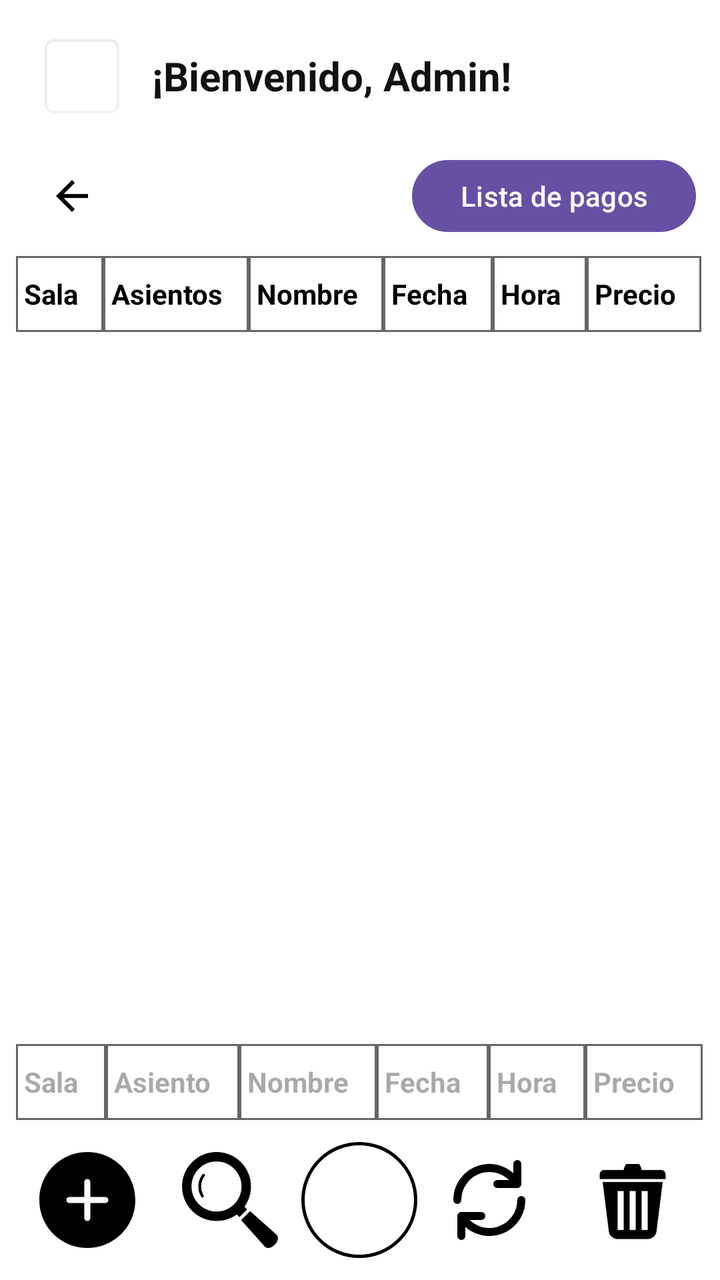
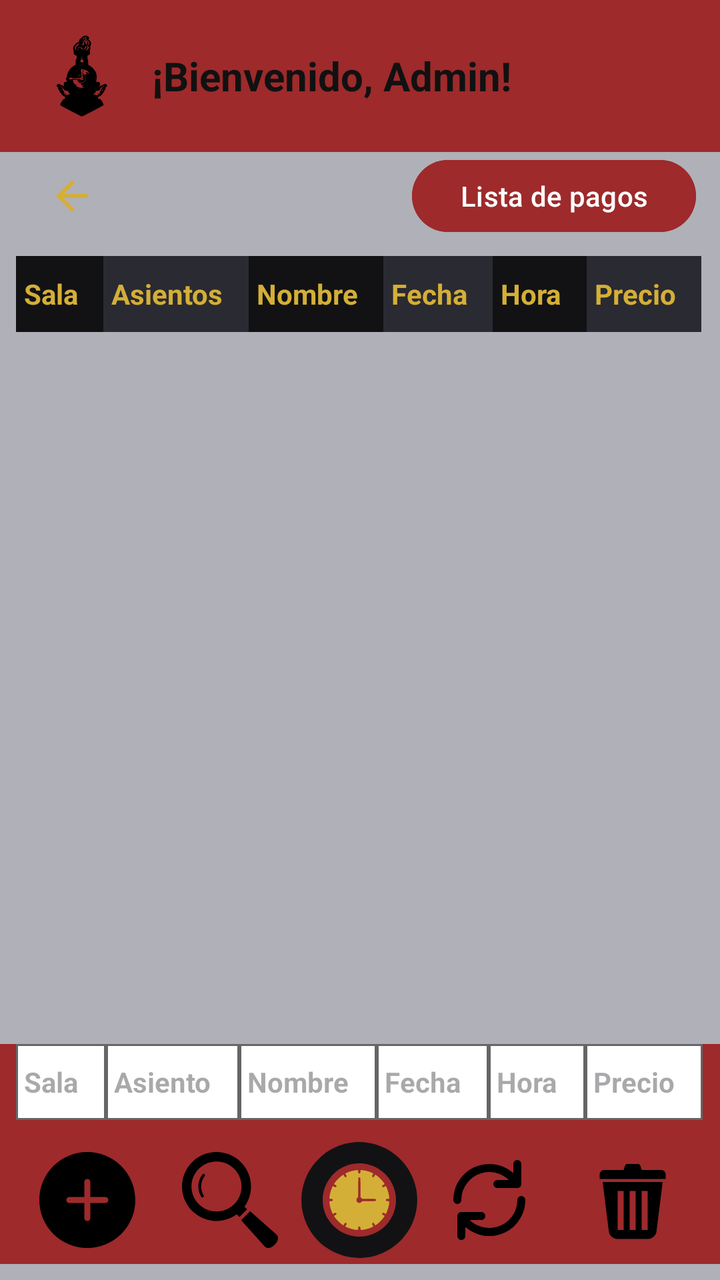

Compare the two renders of this Android layout. The source of the first and the diff that turns it into the second are given below.
<!-- AndroidManifest.xml: application theme Theme.ProyectoFinal -->
<!-- res/layout/activity_interfaz_admin.xml -->
<?xml version="1.0" encoding="utf-8"?>
<ScrollView xmlns:android="http://schemas.android.com/apk/res/android"
    android:id="@+id/main"
    android:layout_width="match_parent"
    android:layout_height="match_parent"
    android:fillViewport="true"
    android:background="#FFFFFF">

    <LinearLayout
        android:layout_width="match_parent"
        android:layout_height="wrap_content"
        android:orientation="vertical"
        android:paddingBottom="8dp">

        
        <LinearLayout
            android:layout_width="match_parent"
            android:layout_height="76dp"
            android:gravity="center_vertical"
            android:orientation="horizontal"
            android:paddingHorizontal="20dp">

            <TextView
                android:layout_width="42dp"
                android:layout_height="42dp"
                android:gravity="center"
                android:text=" "
                android:textColor="#333333"
                android:textSize="28sp"
                android:background="@android:drawable/editbox_background" />

            <TextView
                android:layout_width="wrap_content"
                android:layout_height="wrap_content"
                android:layout_marginStart="14dp"
                android:text="¡Bienvenido, Admin!"
                android:textColor="#111111"
                android:textStyle="bold"
                android:textSize="20sp" />
        </LinearLayout>

        
        <LinearLayout
            android:layout_width="match_parent"
            android:layout_height="44dp"
            android:gravity="center_vertical"
            android:orientation="horizontal"
            android:paddingHorizontal="12dp">

            <ImageButton
                android:id="@+id/btnVolver"
                android:layout_width="48dp"
                android:layout_height="48dp"
                android:background="?attr/selectableItemBackgroundBorderless"
                android:contentDescription="Cerrar sesión"
                android:scaleType="centerInside"
                android:src="@drawable/ic_arrow_back" />

            <View
                android:layout_width="0dp"
                android:layout_height="wrap_content"
                android:layout_weight="1"/>

            <Button
                android:id="@+id/btnListaPagos"
                android:layout_width="wrap_content"
                android:layout_height="wrap_content"
                android:text="Lista de pagos"
                android:textAllCaps="false" />
        </LinearLayout>

        
        <HorizontalScrollView
            android:layout_width="match_parent"
            android:layout_height="wrap_content"
            android:layout_marginHorizontal="8dp"
            android:layout_marginTop="8dp"
            android:fillViewport="true">

            <TableLayout
                android:id="@+id/tablaPagos"
                android:layout_width="wrap_content"
                android:layout_height="wrap_content"
                android:stretchColumns="0,1,2,3,4,5">

                <TableRow>
                    <TextView style="@style/TablaEncabezado" android:text="Sala" />
                    <TextView style="@style/TablaEncabezado" android:text="Asientos" />
                    <TextView style="@style/TablaEncabezado" android:text="Nombre" />
                    <TextView style="@style/TablaEncabezado" android:text="Fecha" />
                    <TextView style="@style/TablaEncabezado" android:text="Hora" />
                    <TextView style="@style/TablaEncabezado" android:text="Precio" />
                </TableRow>
            </TableLayout>
        </HorizontalScrollView>

        
        <View
            android:layout_width="match_parent"
            android:layout_height="0dp"
            android:layout_weight="1" />

        
        <LinearLayout
            android:layout_width="match_parent"
            android:layout_height="wrap_content"
            android:orientation="vertical"
            android:layout_marginTop="12dp"
            android:background="#FFFFFF">

            
            <HorizontalScrollView
                android:layout_width="match_parent"
                android:layout_height="wrap_content"
                android:layout_marginHorizontal="8dp"
                android:fillViewport="true">

                <TableLayout
                    android:id="@+id/tablaPagosInferior"
                    android:layout_width="wrap_content"
                    android:layout_height="wrap_content"
                    android:stretchColumns="0,1,2,3,4,5">
                    <TableRow>
                        <TextView style="@style/TablaEncabezado" android:hint="Sala" />
                        <TextView style="@style/TablaEncabezado" android:hint="Asiento" />
                        <TextView style="@style/TablaEncabezado" android:hint="Nombre" />
                        <TextView style="@style/TablaEncabezado" android:hint="Fecha" />
                        <TextView style="@style/TablaEncabezado" android:hint="Hora"/>
                        <TextView style="@style/TablaEncabezado" android:hint="Precio" />
                    </TableRow>
                </TableLayout>
            </HorizontalScrollView>

            
            <LinearLayout
                android:layout_width="match_parent"
                android:layout_height="64dp"
                android:layout_marginTop="8dp"
                android:gravity="center_vertical"
                android:orientation="horizontal"
                android:paddingHorizontal="8dp">

                <ImageButton
                    android:id="@+id/btnCrear"
                    android:layout_width="0dp"
                    android:layout_height="match_parent"
                    android:layout_weight="1"
                    android:background="?attr/selectableItemBackgroundBorderless"
                    android:contentDescription="Crear"
                    android:scaleType="centerInside"
                    android:src="@drawable/plus_circle_svgrepo_com" />

                <ImageButton
                    android:id="@+id/btnBuscar"
                    android:layout_width="0dp"
                    android:layout_height="match_parent"
                    android:layout_weight="1"
                    android:background="?attr/selectableItemBackgroundBorderless"
                    android:contentDescription="Buscar"
                    android:scaleType="centerInside"
                    android:src="@drawable/magnifying_glass_8_svgrepo_com" />

                <TextView
                    android:id="@+id/btnAccionCentral"
                    style="@style/AccionCentral"
                    android:text="" />

                <ImageButton
                    android:id="@+id/btnActualizar"
                    android:layout_width="0dp"
                    android:layout_height="match_parent"
                    android:layout_weight="1"
                    android:background="?attr/selectableItemBackgroundBorderless"
                    android:contentDescription="Actualizar"
                    android:scaleType="centerInside"
                    android:src="@drawable/update_svgrepo_com" />

                <ImageButton
                    android:id="@+id/btnEliminar"
                    android:layout_width="0dp"
                    android:layout_height="match_parent"
                    android:layout_weight="1"
                    android:background="?attr/selectableItemBackgroundBorderless"
                    android:contentDescription="Eliminar"
                    android:scaleType="centerInside"
                    android:src="@drawable/trashcan_svgrepo_com" />
            </LinearLayout>
        </LinearLayout>

    </LinearLayout>
</ScrollView>
<!-- resources referenced by this layout -->
<resources>
  <!-- drawable ic_arrow_back (drawable) -->
  <vector xmlns:android="http://schemas.android.com/apk/res/android" android:autoMirrored="true" android:height="24dp" android:tint="#000000" android:viewportHeight="960" android:viewportWidth="960" android:width="24dp">
        
      <path android:fillColor="@android:color/white" android:pathData="M313,520L537,744L480,800L160,480L480,160L537,216L313,440L800,440L800,520L313,520Z"/>
      
  </vector>
  <!-- drawable plus_circle_svgrepo_com (drawable) -->
  <vector xmlns:android="http://schemas.android.com/apk/res/android" android:height="48dp" android:viewportHeight="32" android:viewportWidth="32" android:width="48dp">
        
      <path android:fillColor="#000000" android:fillType="evenOdd" android:pathData="M22,17L17,17L17,22C17,22.55 16.553,23 16,23C15.447,23 15,22.55 15,22L15,17L10,17C9.447,17 9,16.55 9,16C9,15.45 9.447,15 10,15L15,15L15,10C15,9.45 15.447,9 16,9C16.553,9 17,9.45 17,10L17,15L22,15C22.553,15 23,15.45 23,16C23,16.55 22.553,17 22,17L22,17ZM16,0C7.163,0 0,7.16 0,16C0,24.84 7.163,32 16,32C24.837,32 32,24.84 32,16C32,7.16 24.837,0 16,0L16,0Z" android:strokeColor="#00000000" android:strokeWidth="1"/>
      
  </vector>
  <!-- drawable trashcan_svgrepo_com (drawable) -->
  <vector xmlns:android="http://schemas.android.com/apk/res/android" android:height="48dp" android:viewportHeight="32" android:viewportWidth="32" android:width="48dp">
        
      <path android:fillColor="#000000" android:pathData="M8,26c0,1.656 1.343,3 3,3h10c1.656,0 3,-1.344 3,-3l2,-16h-20l2,16zM19,13h2v13h-2v-13zM15,13h2v13h-2v-13zM11,13h2v13h-2v-13zM25.5,6h-6.5c0,0 -0.448,-2 -1,-2h-4c-0.553,0 -1,2 -1,2h-6.5c-0.829,0 -1.5,0.671 -1.5,1.5s0,1.5 0,1.5h22c0,0 0,-0.671 0,-1.5s-0.672,-1.5 -1.5,-1.5z"/>
      
  </vector>
  <style name="AccionCentral">
          <item name="android:layout_width">58dp</item>
          <item name="android:layout_height">58dp</item>
          <item name="android:gravity">center</item>
          <item name="android:background">@drawable/circulo_accion</item>
      </style>
  <style name="TablaEncabezado">
          <item name="android:layout_width">wrap_content</item>
          <item name="android:layout_height">38dp</item>
          <item name="android:gravity">center_vertical</item>
          <item name="android:padding">4dp</item>
          <item name="android:textColor">#000000</item>
          <item name="android:textSize">14sp</item>
          <item name="android:textStyle">bold</item>
          <item name="android:background">@drawable/tabla_borde</item>
      </style>
  <style name="Theme.ProyectoFinal" parent="Base.Theme.ProyectoFinal" />
  <!-- drawable circulo_accion (drawable) -->
  <?xml version="1.0" encoding="utf-8"?>
  <shape xmlns:android="http://schemas.android.com/apk/res/android" android:shape="oval">
      <solid android:color="#FFFFFF" />
      <stroke android:width="1.5dp" android:color="#000000" />
  </shape>
  <!-- drawable tabla_borde (drawable) -->
  <?xml version="1.0" encoding="utf-8"?>
  <shape xmlns:android="http://schemas.android.com/apk/res/android">
      <solid android:color="#FFFFFF" />
      <stroke android:width="1dp" android:color="#666666" />
  </shape>
  <style name="Base.Theme.ProyectoFinal" parent="Theme.Material3.DayNight.NoActionBar">
          
          
      </style>
  <!-- unchanged entries left out for length: 2 -->
</resources>

<!-- the commit's change to res/layout/activity_interfaz_admin.xml (unified diff, before → after) -->
@@ -10,7 +10,8 @@
         android:layout_width="match_parent"
         android:layout_height="wrap_content"
         android:orientation="vertical"
-        android:paddingBottom="8dp">
+        android:paddingBottom="8dp"
+        android:background="@color/gris_claro">
 
         
         <LinearLayout
@@ -18,7 +19,8 @@
             android:layout_height="76dp"
             android:gravity="center_vertical"
             android:orientation="horizontal"
-            android:paddingHorizontal="20dp">
+            android:paddingHorizontal="20dp"
+            android:background="@color/rojo_carmesi">
 
             <TextView
                 android:layout_width="42dp"
@@ -27,7 +29,7 @@
                 android:text=" "
                 android:textColor="#333333"
                 android:textSize="28sp"
-                android:background="@android:drawable/editbox_background" />
+                android:background="@drawable/limbus" />
 
             <TextView
                 android:layout_width="wrap_content"
@@ -66,7 +68,8 @@
                 android:layout_width="wrap_content"
                 android:layout_height="wrap_content"
                 android:text="Lista de pagos"
-                android:textAllCaps="false" />
+                android:textAllCaps="false"
+                android:backgroundTint="@color/rojo_carmesi"/>
         </LinearLayout>
 
         
@@ -75,7 +78,8 @@
             android:layout_height="wrap_content"
             android:layout_marginHorizontal="8dp"
             android:layout_marginTop="8dp"
-            android:fillViewport="true">
+            android:fillViewport="true"
+            android:scrollbars="horizontal">
 
             <TableLayout
                 android:id="@+id/tablaPagos"
@@ -84,12 +88,24 @@
                 android:stretchColumns="0,1,2,3,4,5">
 
                 <TableRow>
-                    <TextView style="@style/TablaEncabezado" android:text="Sala" />
-                    <TextView style="@style/TablaEncabezado" android:text="Asientos" />
-                    <TextView style="@style/TablaEncabezado" android:text="Nombre" />
-                    <TextView style="@style/TablaEncabezado" android:text="Fecha" />
-                    <TextView style="@style/TablaEncabezado" android:text="Hora" />
-                    <TextView style="@style/TablaEncabezado" android:text="Precio" />
+                    <TextView style="@style/TablaEncabezado" android:text="Sala"
+                        android:textColor="@color/ambar"
+                        android:background="@color/carbon_oscuro"/>
+                    <TextView style="@style/TablaEncabezado" android:text="Asientos"
+                        android:textColor="@color/ambar"
+                        android:background="@color/gris_menos_oscuro"/>
+                    <TextView style="@style/TablaEncabezado" android:text="Nombre"
+                        android:textColor="@color/ambar"
+                        android:background="@color/carbon_oscuro"/>
+                    <TextView style="@style/TablaEncabezado" android:text="Fecha"
+                        android:textColor="@color/ambar"
+                        android:background="@color/gris_menos_oscuro"/>
+                    <TextView style="@style/TablaEncabezado" android:text="Hora"
+                        android:textColor="@color/ambar"
+                        android:background="@color/carbon_oscuro"/>
+                    <TextView style="@style/TablaEncabezado" android:text="Precio"
+                        android:textColor="@color/ambar"
+                        android:background="@color/gris_menos_oscuro"/>
                 </TableRow>
             </TableLayout>
         </HorizontalScrollView>
@@ -106,7 +122,7 @@
             android:layout_height="wrap_content"
             android:orientation="vertical"
             android:layout_marginTop="12dp"
-            android:background="#FFFFFF">
+            android:background="@color/rojo_carmesi">
 
             
             <HorizontalScrollView
@@ -119,7 +135,7 @@
                     android:id="@+id/tablaPagosInferior"
                     android:layout_width="wrap_content"
                     android:layout_height="wrap_content"
-                    android:stretchColumns="0,1,2,3,4,5">
+                    android:stretchColumns="*">
                     <TableRow>
                         <TextView style="@style/TablaEncabezado" android:hint="Sala" />
                         <TextView style="@style/TablaEncabezado" android:hint="Asiento" />
@@ -161,9 +177,10 @@
                     android:src="@drawable/magnifying_glass_8_svgrepo_com" />
 
                 <TextView
-                    android:id="@+id/btnAccionCentral"
+                    android:id="@+id/tvLogo"
                     style="@style/AccionCentral"
-                    android:text="" />
+                    android:text=""
+                    android:background="@drawable/dante"/>
 
                 <ImageButton
                     android:id="@+id/btnActualizar"
<!-- resource entries referenced after the edit -->
@@ -1,11 +1,18 @@
 <!-- resources referenced by this layout -->
 <resources>
+  <color name="ambar">#D4AF37</color>
+  <color name="carbon_oscuro">#121215</color>
+  <color name="gris_claro">#B0B0B8</color>
+  <color name="gris_menos_oscuro">#2A2A32</color>
+  <color name="rojo_carmesi">#9E2A2B</color>
+  <!-- drawable dante: vector/xml drawable (drawable, 2764 chars, omitted) -->
   <!-- drawable ic_arrow_back (drawable) -->
-  <vector xmlns:android="http://schemas.android.com/apk/res/android" android:autoMirrored="true" android:height="24dp" android:tint="#000000" android:viewportHeight="960" android:viewportWidth="960" android:width="24dp">
+  <vector xmlns:android="http://schemas.android.com/apk/res/android" android:autoMirrored="true" android:height="24dp" android:tint="@color/ambar" android:viewportHeight="960" android:viewportWidth="960" android:width="24dp">
         
       <path android:fillColor="@android:color/white" android:pathData="M313,520L537,744L480,800L160,480L480,160L537,216L313,440L800,440L800,520L313,520Z"/>
       
   </vector>
+  <!-- drawable limbus: vector/xml drawable (drawable, 12008 chars, omitted) -->
   <!-- drawable plus_circle_svgrepo_com (drawable) -->
   <vector xmlns:android="http://schemas.android.com/apk/res/android" android:height="48dp" android:viewportHeight="32" android:viewportWidth="32" android:width="48dp">
         
